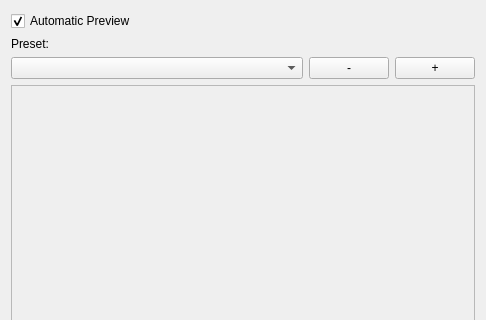
Qt form src/ParameterWidget.ui (openscad/openscad) before a commit; both pictures show x 0 to 486 and y 0 to 320 of the 486 by 590 pixel window.
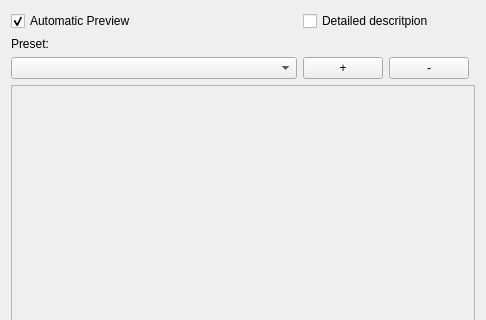
The same form after that commit.

Commit message: bug related to ComboBox solved

Diff of the .ui file:
```diff
--- a/src/ParameterWidget.ui
+++ b/src/ParameterWidget.ui
@@ -14,14 +14,7 @@
    <string>Form</string>
   </property>
   <layout class="QGridLayout" name="gridLayout">
-   <item row="2" column="2">
-    <widget class="QPushButton" name="pushButton">
-     <property name="text">
-      <string>+</string>
-     </property>
-    </widget>
-   </item>
-   <item row="2" column="0">
+   <item row="6" column="0">
     <widget class="QComboBox" name="comboBox">
      <property name="sizePolicy">
       <sizepolicy hsizetype="Preferred" vsizetype="Fixed">
@@ -31,21 +24,14 @@
      </property>
     </widget>
    </item>
-   <item row="2" column="1">
-    <widget class="QPushButton" name="pushButton_2">
+   <item row="6" column="1">
+    <widget class="QPushButton" name="pushButton">
      <property name="text">
-      <string>-</string>
+      <string>+</string>
      </property>
     </widget>
    </item>
-   <item row="1" column="0" colspan="3">
-    <widget class="QLabel" name="label">
-     <property name="text">
-      <string>Preset:</string>
-     </property>
-    </widget>
-   </item>
-   <item row="3" column="0" colspan="3">
+   <item row="10" column="0" colspan="4">
     <widget class="QScrollArea" name="scrollArea">
      <property name="widgetResizable">
       <bool>true</bool>
@@ -70,7 +56,14 @@
      </widget>
     </widget>
    </item>
-   <item row="0" column="0" colspan="3">
+   <item row="1" column="0">
+    <widget class="QLabel" name="label">
+     <property name="text">
+      <string>Preset:</string>
+     </property>
+    </widget>
+   </item>
+   <item row="0" column="0">
     <widget class="QCheckBox" name="checkBoxAutoPreview">
      <property name="text">
       <string>Automatic Preview</string>
@@ -80,6 +73,20 @@
      </property>
     </widget>
    </item>
+   <item row="6" column="2">
+    <widget class="QPushButton" name="pushButton_2">
+     <property name="text">
+      <string>-</string>
+     </property>
+    </widget>
+   </item>
+   <item row="0" column="1" colspan="2">
+    <widget class="QCheckBox" name="checkBox">
+     <property name="text">
+      <string>Detailed descritpion</string>
+     </property>
+    </widget>
+   </item>
   </layout>
  </widget>
  <resources/>
```
Left out of the diff: 15 changed lines with no effect on the pictures. The commit also changes 1 other file.
